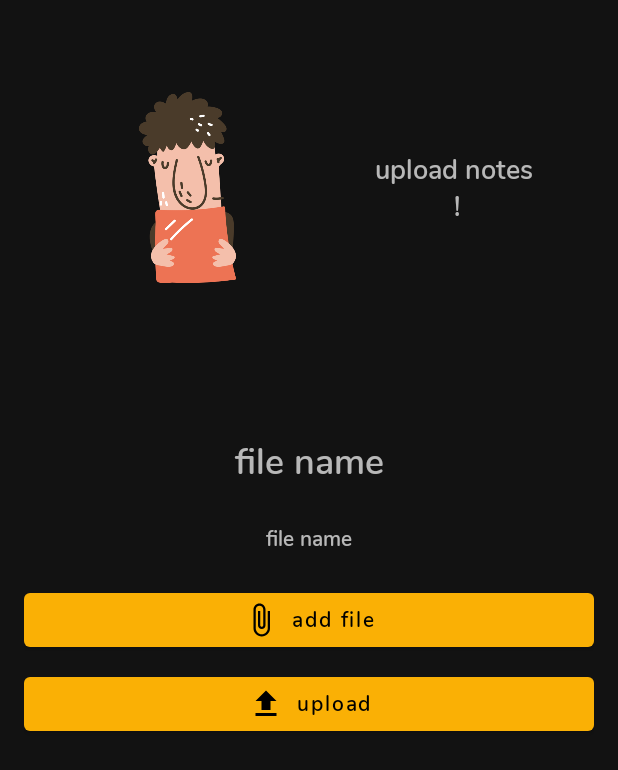
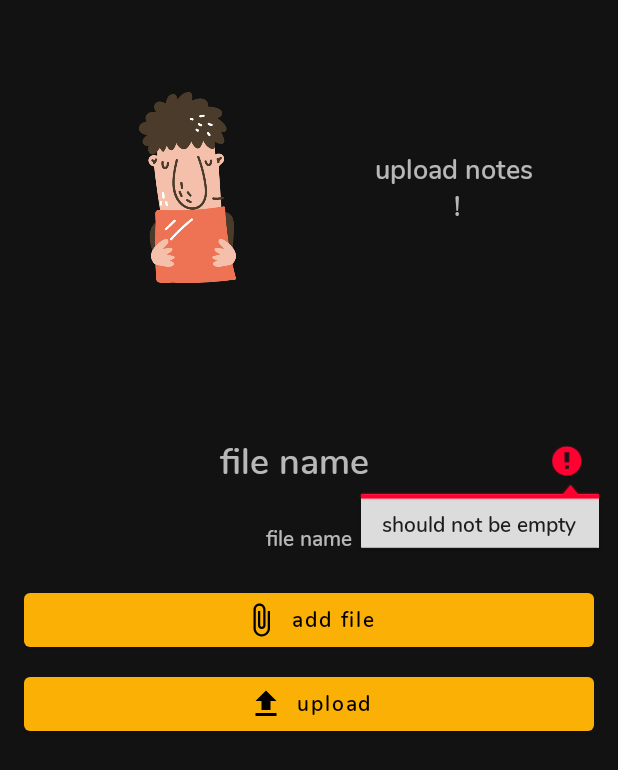
Before and after one commit to pratikKataria/TheEngineeringSolutions, an Android app: the UploadNotesActivity screen opened directly, with no data from a screen before it, after a tap on "upload", on a phone screen of 412 x 824 dp. Shown: the top 770 px of the screen. Run offline under Robolectric (Android 15) with nearby library versions, the phone set to English and light mode, and no system bars; our stand-ins replace Firebase (no records; nobody signed in at launch, a user with empty details on screens opened directly).

Commit message:
Upload Notes Activity -  constrained implemented

```diff
--- a/app/src/main/java/com/tes/theengineeringsolutions/Activities/UploadNotesActivity.java
+++ b/app/src/main/java/com/tes/theengineeringsolutions/Activities/UploadNotesActivity.java
@@ -65,6 +65,11 @@ public class UploadNotesActivity extends AppCompatActivity {
         addFilesBtn.setOnClickListener(v -> showFileChooser());
 
         uploadBtn.setOnClickListener(v -> {
+            if (editTextFileName.getText().toString().isEmpty()) {
+                editTextFileName.setError("should not be empty");
+                editTextFileName.requestFocus();
+                return;
+            }
             uploadFile();
         });
 
```
